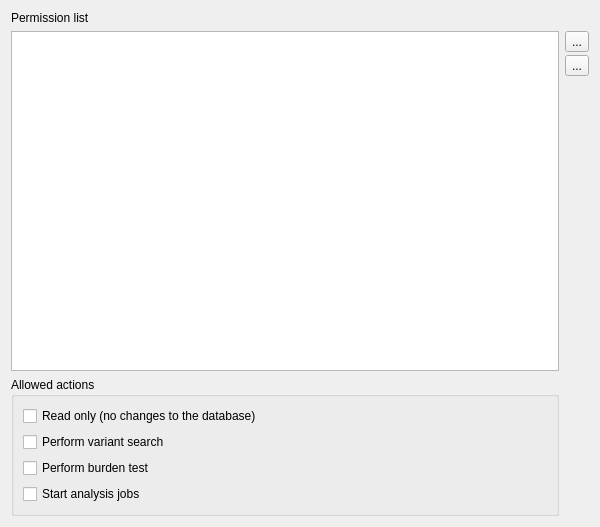
First picture: the form in src/GSvar/UserPermissionsEditor.ui, repository imgag/ngs-bits, before the edit.
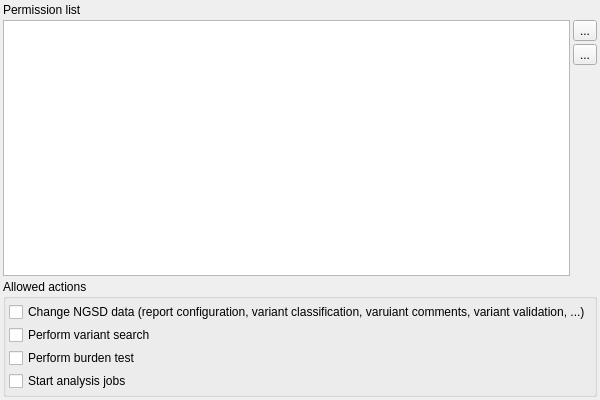
Second picture: the form after the edit. Icons and pictures are not drawn. Custom widgets are drawn as their Qt base class.

Commit message: Action permissions refactoring (#780)

Diff of the .ui file:
```diff
--- a/src/GSvar/UserPermissionsEditor.ui
+++ b/src/GSvar/UserPermissionsEditor.ui
@@ -7,7 +7,7 @@
     <x>0</x>
     <y>0</y>
     <width>600</width>
-    <height>527</height>
+    <height>400</height>
    </rect>
   </property>
   <property name="minimumSize">
@@ -20,6 +20,21 @@
    <string>Form</string>
   </property>
   <layout class="QGridLayout" name="gridLayout">
+   <property name="leftMargin">
+    <number>3</number>
+   </property>
+   <property name="topMargin">
+    <number>3</number>
+   </property>
+   <property name="rightMargin">
+    <number>3</number>
+   </property>
+   <property name="bottomMargin">
+    <number>3</number>
+   </property>
+   <property name="spacing">
+    <number>3</number>
+   </property>
    <item row="1" column="1">
     <layout class="QVBoxLayout" name="verticalLayout">
      <property name="spacing">
@@ -86,16 +101,31 @@
      </property>
     </widget>
    </item>
-   <item row="2" column="0">
+   <item row="2" column="0" colspan="2">
     <widget class="QGroupBox" name="gb_allowed_actions">
      <property name="title">
       <string>Allowed actions</string>
      </property>
      <layout class="QVBoxLayout" name="vertical_layout_2">
+      <property name="spacing">
+       <number>3</number>
+      </property>
+      <property name="leftMargin">
+       <number>3</number>
+      </property>
+      <property name="topMargin">
+       <number>3</number>
+      </property>
+      <property name="rightMargin">
+       <number>3</number>
+      </property>
+      <property name="bottomMargin">
+       <number>3</number>
+      </property>
       <item>
        <widget class="QCheckBox" name="cb_read_only">
         <property name="text">
-         <string>Read only (no changes to the database)</string>
+         <string>Change NGSD data (report configuration, variant classification, varuiant comments, variant validation, ...)</string>
         </property>
        </widget>
       </item>
```
Left out of the diff: 2 changed lines with no effect on the pictures. The commit also changes 14 other files.
